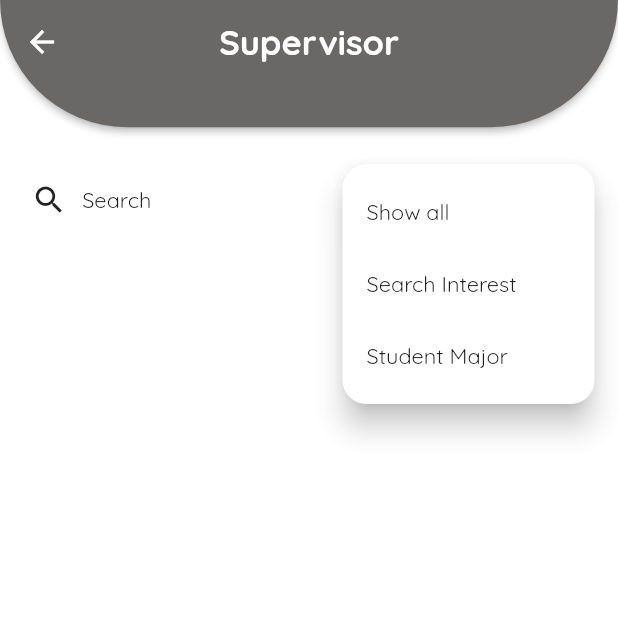
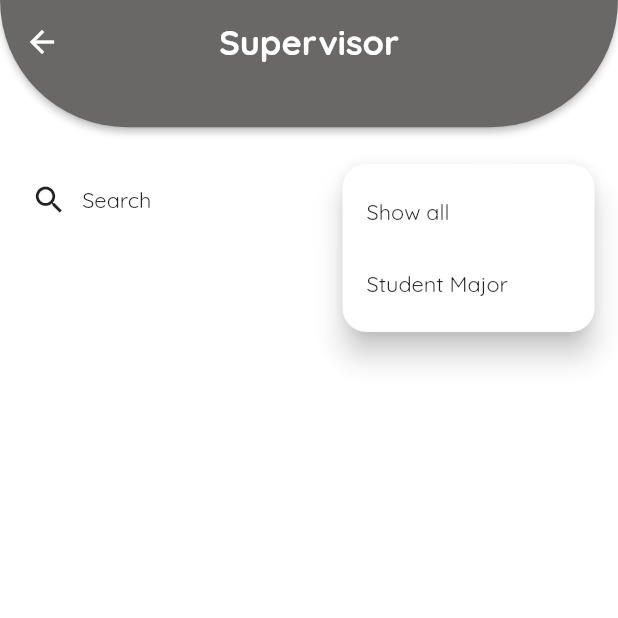
Before and after one commit to AlaaKhaledAhmed/GPLibaryProject, a Flutter app: the StudentSupervisor screen opened directly, after a tap on an icon or button, on a phone screen of 412 x 824 dp, the top half of it. Run offline on Flutter 3.47's test engine with Material 2 defaults, Android fonts, the phone set to English and light mode, and no system bars; our stand-ins replace cloud_firestore, dropdown_button2, easy_localization, email_validator, firebase_auth, firebase_core and 7 more; missing offline and left inert: floating_bottom_bar; accounts and stored records are empty.

Commit message:
library_project

```diff
--- a/lib/Screens/Student/Supervisor/StudentSupervisor.dart
+++ b/lib/Screens/Student/Supervisor/StudentSupervisor.dart
@@ -255,10 +255,9 @@ class _StudentSupervisorState extends State<StudentSupervisor> {
                                                   supervisorName: data['name'],
                                                   supervisorInterest:
                                                       data['searchInterest'],
-                                                  studentName: await Database
-                                                      .getDataViUserId(
-                                                    currentUserUid: userId!,
-                                                  ))
+                                                  studentName: await  Database.getDataViUserId(currentUserUid: userId!)
+
+                                          )
                                               .then((v) {
                                         print('================$v');
                                         if (v == 'done') {
@@ -341,13 +340,13 @@ class _StudentSupervisorState extends State<StudentSupervisor> {
                 ),
               ),
               ///filter by searchInterest
-              PopupMenuItem(
-                onTap: ()=>print('searchInterest'),
-                child: AppText(
-                  text: LocaleKeys.searchInterestTx.tr(),
-                  fontSize: AppSize.subTextSize,
-                ),
-              ),
+              // PopupMenuItem(
+              //   onTap: ()=>print('searchInterest'),
+              //   child: AppText(
+              //     text: LocaleKeys.searchInterestTx.tr(),
+              //     fontSize: AppSize.subTextSize,
+              //   ),
+              // ),
               ///filter by major
               PopupMenuItem(
                 onTap: ()=>print('majorTx'),
```
